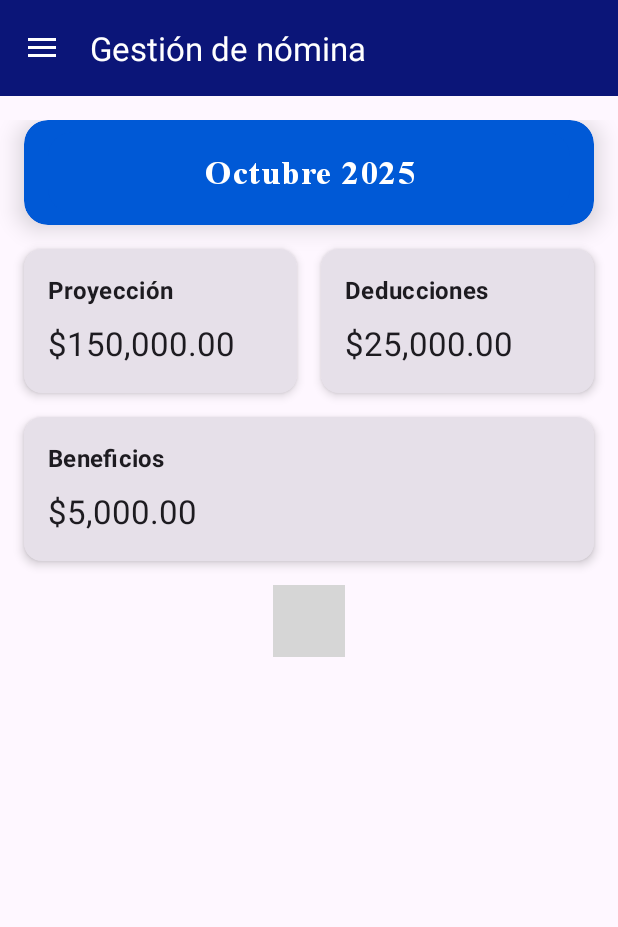
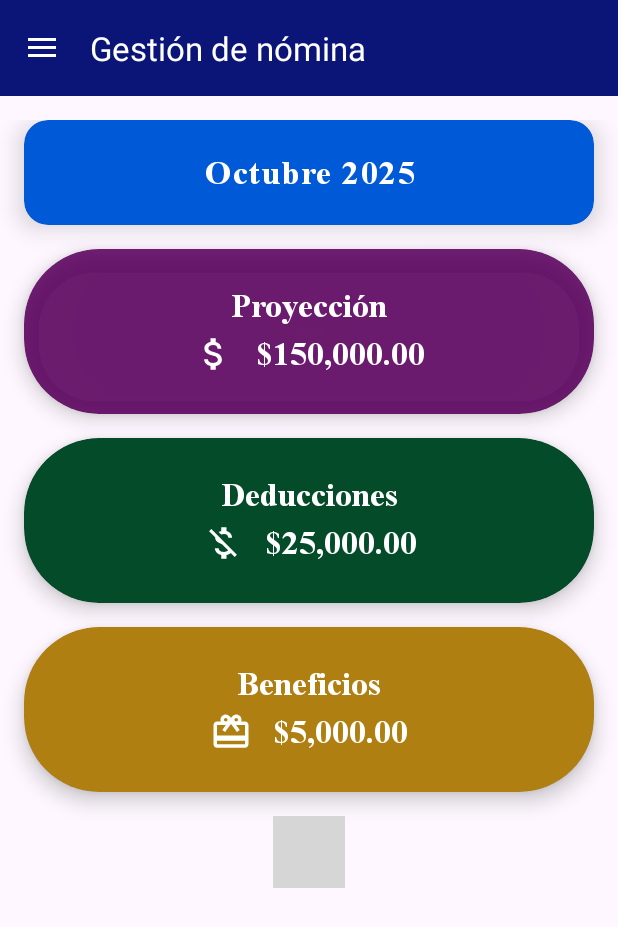
Before and after one commit to Allanby/APP_MOVIL, an Android app built with Jetpack Compose: the Fragment_item_nomina screen opened directly, with no data from a screen before it, on a phone screen of 412 x 824 dp. Shown: the top 927 px of the screen. Run offline under Robolectric (Android 15) with nearby library versions, the phone set to English and light mode, and no system bars; 1 statement that could not run was skipped; grey boxes are pictures that could not be loaded.

Commit message:
Cambio en el diseño de la pantalla de nomima y sus card principales

```diff
--- a/app/build.gradle.kts
+++ b/app/build.gradle.kts
@@ -128,7 +128,7 @@ dependencies {
     // Animaciones y utilidades
     implementation("androidx.compose.animation:animation")
     implementation("androidx.compose.foundation:foundation")
-
+    implementation("androidx.compose.material:material-icons-extended:1.5.0")
     // Testing
     testImplementation(libs.junit)
     androidTestImplementation(libs.androidx.junit)
--- a/app/src/main/java/com/example/nomina/NominaScreen.kt
+++ b/app/src/main/java/com/example/nomina/NominaScreen.kt
@@ -2,7 +2,6 @@ package com.example.adminrh.nomina
 
 import androidx.compose.foundation.layout.*
 import androidx.compose.foundation.lazy.LazyColumn
-import androidx.compose.foundation.lazy.LazyRow
 import androidx.compose.material3.Scaffold
 import androidx.compose.runtime.Composable
 import androidx.compose.ui.Alignment
@@ -10,87 +9,74 @@ import androidx.compose.ui.Modifier
 import androidx.compose.ui.tooling.preview.Preview
 import androidx.compose.ui.unit.dp
 import androidx.lifecycle.viewmodel.compose.viewModel
-// 👇 IMPORTACIONES CORREGIDAS: Apuntando a la ubicación correcta de tus componentes y ViewModel
+import androidx.compose.material.icons.Icons
+import androidx.compose.material.icons.filled.AttachMoney
+import androidx.compose.material.icons.filled.MoneyOff
+import androidx.compose.material.icons.filled.CardGiftcard
+import androidx.compose.ui.graphics.Color
 import com.example.adminrh.nomina.components.SelectorDeMes
 import com.example.adminrh.nomina.components.TarjetaInformativa
 import com.example.nomina.Graficos.GraficoDepartamental
 
-// Asumimos que NominaViewModel también está en el paquete 'com.example.adminrh.nomina'
-// Si no, ajusta esta importación.
-
 @Composable
 fun NominaScreen(nominaViewModel: NominaViewModel = viewModel()) {
-    // Observamos el estado desde el ViewModel
-    // val estadoNomina by nominaViewModel.estado.observeAsState(NominaEstado.Cargando)
 
     Scaffold { padding ->
-        // Usamos LazyColumn para que la pantalla sea scrollable si el contenido es mucho
         LazyColumn(
             modifier = Modifier
                 .fillMaxSize()
                 .padding(padding)
                 .padding(16.dp),
             horizontalAlignment = Alignment.CenterHorizontally,
-            verticalArrangement = Arrangement.spacedBy(20.dp) // Espacio entre cada elemento
+            verticalArrangement = Arrangement.spacedBy(16.dp)
         ) {
-            // 1. Selector de Mes
             item {
-                SelectorDeMes(
-                    mesActual = "Octubre 2025",
+                Column(
+                    modifier = Modifier.fillMaxWidth(),
+                    verticalArrangement = Arrangement.spacedBy(16.dp),
+                    horizontalAlignment = Alignment.CenterHorizontally
+                ) {
+                    // Selector de mes
+                    SelectorDeMes(mesActual = "Octubre 2025")
 
-                )
-                // Espacio entre el selector y las tarjetas
-                Spacer(modifier = Modifier.height(16.dp))
-                Row(
-                    modifier = Modifier.fillMaxWidth(),
-                    horizontalArrangement = Arrangement.spacedBy(16.dp)
-                ) {
+                    // Proyeccin
                     TarjetaInformativa(
                         titulo = "Proyección",
-                        valor = "$150,000.00", // Dato de ejemplo
-                        modifier = Modifier.weight(1f)
+                        valor = "$150,000.00",
+                        icono = Icons.Default.AttachMoney,
+                        colorFondo = Color(0xDD5D025F),
+                        colorIcono = Color.White,
+                        modifier = Modifier.fillMaxWidth()
                     )
+
+                    // Deducciones
                     TarjetaInformativa(
                         titulo = "Deducciones",
-                        valor = "$25,000.00", // Dato de ejemplo
-                        modifier = Modifier.weight(1f)
+                        valor = "$25,000.00",
+                        icono = Icons.Default.MoneyOff,
+                        colorFondo = Color(0xFF044B2A),
+                        colorIcono = Color.White,
+                        modifier = Modifier.fillMaxWidth()
                     )
-                }
-                // Espacio entre las tarjetas y el gráfico
-                Spacer(modifier = Modifier.height(16.dp))
-                TarjetaInformativa(
-                    titulo = "Beneficios",
-                    valor = "$5,000.00", // Dato de ejemplo
-                    modifier = Modifier.fillMaxWidth()
-                )
-                // Espacio entre las tarjetas y el gráfico
-                Spacer(modifier = Modifier.height(16.dp))
-                GraficoDepartamental()
 
+                    // Beneficios
+                    TarjetaInformativa(
+                        titulo = "Beneficios",
+                        valor = "$5,000.00",
+                        icono = Icons.Default.CardGiftcard,
+                        colorFondo = Color(0xFFAF7F12),
+                        colorIcono = Color.White,
+                        modifier = Modifier.fillMaxWidth()
+                    )
 
-            }
-
-
-
-            // --- EJEMPLO DE MANEJO DE ESTADO (cuando integres el ViewModel) ---
-            /*
-            when (val estado = estadoNomina) {
-                is NominaEstado.Cargando -> {
-                    item { androidx.compose.material3.CircularProgressIndicator() }
-                }
-                is NominaEstado.Exito -> {
-                   // Aquí construirías los items con los datos de 'estado.datosNomina'
-                }
-                is NominaEstado.Error -> {
-                    item { androidx.compose.material3.Text(text = estado.mensaje) }
+                    //Grfico
+                    GraficoDepartamental()
                 }
             }
-            */
         }
     }
 }
 
-// Preview para ver el diseño sin ejecutar la app
 @Preview(showBackground = true)
 @Composable
 fun NominaScreenPreview() {
```
Also changed, not shown: app/src/main/java/com/example/nomina/TarjetaInformativa.kt (+78 -12 lines).
